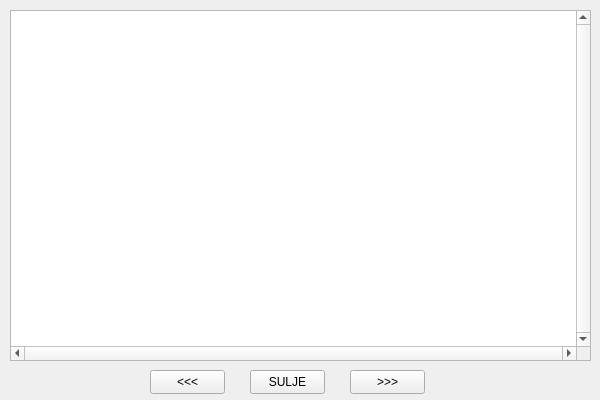
22kmo-project/group_1, file frontend/tapahtumawindow.ui: the form before one commit.
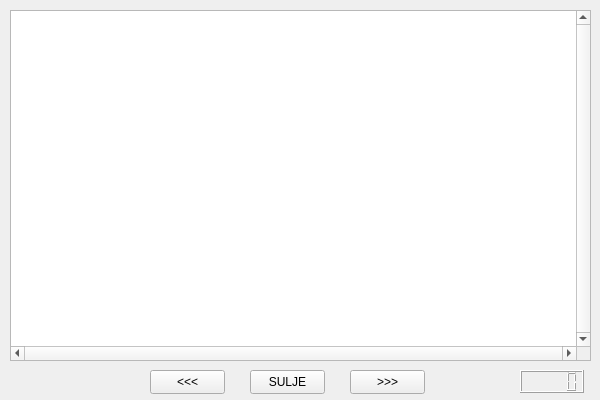
The form after the commit.

```diff
--- a/frontend/tapahtumawindow.ui
+++ b/frontend/tapahtumawindow.ui
@@ -77,6 +77,16 @@
     <bool>false</bool>
    </attribute>
   </widget>
+  <widget class="QLCDNumber" name="timer">
+   <property name="geometry">
+    <rect>
+     <x>520</x>
+     <y>370</y>
+     <width>64</width>
+     <height>23</height>
+    </rect>
+   </property>
+  </widget>
   <zorder>tapahtumaTable</zorder>
   <zorder>backwardButton</zorder>
   <zorder>forwardButton</zorder>
```
Left out of the diff: 1 changed line with no effect on the pictures.
